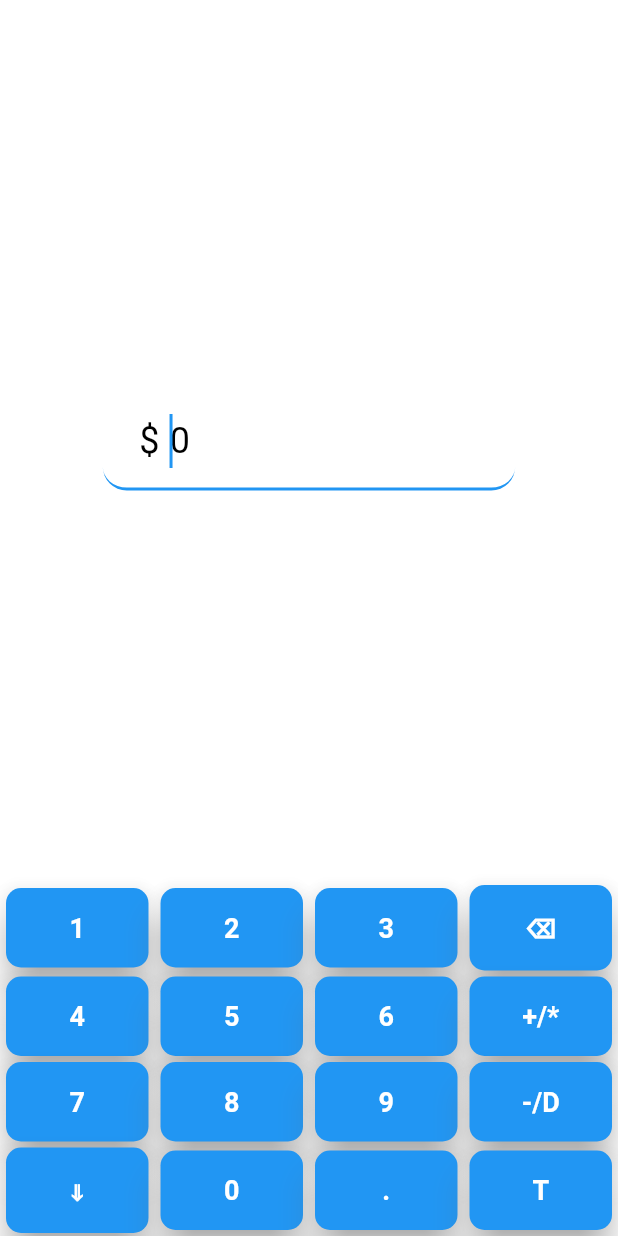
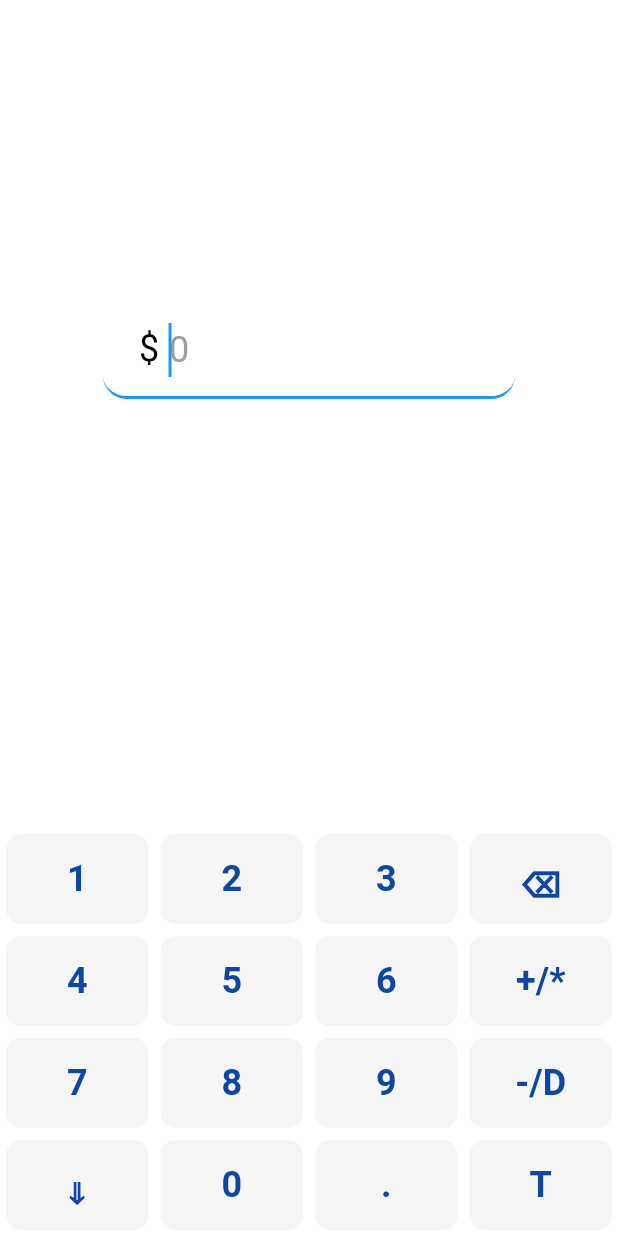
Before and after one commit to Akash006/expenseTracker, a Flutter app: the AddTranscationWidget screen opened directly, on a phone screen of 412 x 824 dp. Run offline on Flutter 3.47's test engine with Material 3 defaults, Android fonts, the phone set to English and light mode, and no system bars; our stand-ins replace flutter_svg, go_router; Roboto replaces fonts that are missing (Raleway).

Commit message:
Numpad Bug fix

```diff
--- a/lib/widgets/addTranscationWidget.dart
+++ b/lib/widgets/addTranscationWidget.dart
@@ -1,4 +1,5 @@
 import 'package:flutter/material.dart';
+import 'package:flutter/services.dart';
 
 class AddTranscationWidget extends StatefulWidget {
   const AddTranscationWidget({super.key});
@@ -36,9 +37,11 @@ class _AddTranscationWidgetState extends State<AddTranscationWidget> {
       body: SafeArea(
         child: Center(
           child: Column(
-            mainAxisAlignment: MainAxisAlignment.spaceBetween,
+            // mainAxisAlignment: MainAxisAlignment.spaceBetween,
             children: [
-              const SizedBox(),
+              const SizedBox(
+                height: 200,
+              ),
               SizedBox(
                 width: 275, // Adjust the width as needed
                 child: TextField(
@@ -48,10 +51,16 @@ class _AddTranscationWidgetState extends State<AddTranscationWidget> {
                   autofocus: true,
                   decoration: InputDecoration(
                     hintText: "0",
-                    border: OutlineInputBorder(
+                    hintStyle: TextStyle(
+                      color: Colors.grey
+                    ),
+                    border: UnderlineInputBorder(
                       borderRadius: BorderRadius.circular(16),
-                      borderSide: const BorderSide(
-                        width: 1.5,
+                      borderSide: BorderSide(
+                        color: Theme
+                            .of(context)
+                            .primaryColor,
+                        width: 2.0,
                       ),
                     ),
                     focusedBorder: UnderlineInputBorder(
@@ -70,6 +79,10 @@ class _AddTranscationWidgetState extends State<AddTranscationWidget> {
                       vertical: 15,
                     ),
                     prefixText: "\$ ",
+                    prefixStyle: TextStyle(
+                      color: Colors.black,
+                      fontSize: 24
+                    )
                   ),
                   style: TextStyle(
                     fontSize: 24,
@@ -77,6 +90,7 @@ class _AddTranscationWidgetState extends State<AddTranscationWidget> {
                   ),
                 ),
               ),
+              Expanded(child: Container()),
               if (_focus.hasFocus)
                 NumericKeypad(
                   controller: textController,
@@ -138,6 +152,15 @@ class _NumericKeypadState extends State<NumericKeypad> {
             _buildButton('2'),
             _buildButton('3'),
             _buildButton('⌫', onPressed: _backspace),
+            // Container(
+            //   child: IconButton(
+            //     onPressed: _backspace,
+            //     icon: Icon(
+            //       Icons.backspace_outlined,
+            //       // size: 40,
+            //     ),
+            //   )
+            // )
           ],
         ),
         Row(
@@ -178,21 +201,27 @@ class _NumericKeypadState extends State<NumericKeypad> {
       child: Padding(
         padding: const EdgeInsets.symmetric(
             horizontal: 4,
-          vertical: 2
+          vertical: 4
         ),
-        child: TextButton(
-          onPressed: onPressed ?? () => _input(text),
-          child: Text(text),
-          style: TextButton.styleFrom(
-            foregroundColor: Colors.white,
-            backgroundColor: Colors.blue,
-            padding: const EdgeInsets.symmetric(vertical: 16),
-            textStyle: const TextStyle(
-              fontSize: 18,
-              fontWeight: FontWeight.bold,
+        child: SizedBox(
+          height: 60,
+          child: TextButton(
+            onPressed: onPressed ?? () => _input(text),
+            child: Text(
+              text,
+              style: const TextStyle(
+                fontSize: 24,
+                fontWeight: FontWeight.bold,
+              ),
             ),
-            shape: RoundedRectangleBorder(
-              borderRadius: BorderRadius.circular(10),
+            style: TextButton.styleFrom(
+              foregroundColor: Colors.blue.shade900,
+              backgroundColor: Colors.grey.shade100,
+              padding: const EdgeInsets.symmetric(vertical: 16),
+              elevation: 0,
+              shape: RoundedRectangleBorder(
+                borderRadius: BorderRadius.circular(10),
+              ),
             ),
           ),
         ),
@@ -202,7 +231,6 @@ class _NumericKeypadState extends State<NumericKeypad> {
 
   void _input(String text) {
     int position = _selection.base.offset;
-
     var value = _controller.text;
     if (value.isNotEmpty) {
       var suffix = value.substring(position, value.length);
@@ -224,7 +252,6 @@ class _NumericKeypadState extends State<NumericKeypad> {
     if (value.isNotEmpty && position != 0) {
       var suffix = value.substring(position, value.length);
       _controller.text = value.substring(0, position - 1) + suffix;
-
       _controller.selection =
           TextSelection.fromPosition(TextPosition(offset: position - 1));
     }
```
Also changed, not shown: pubspec.lock.
